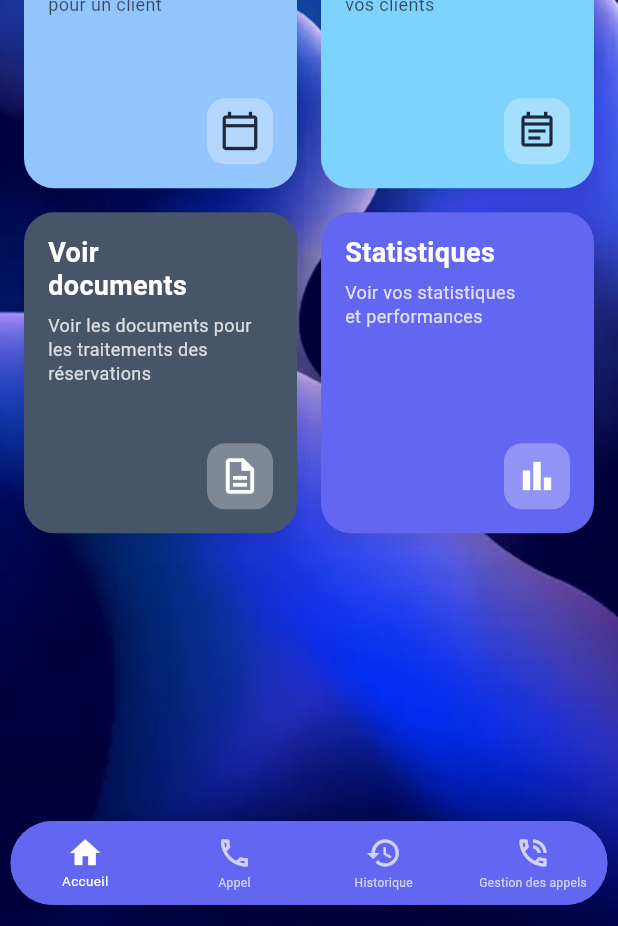
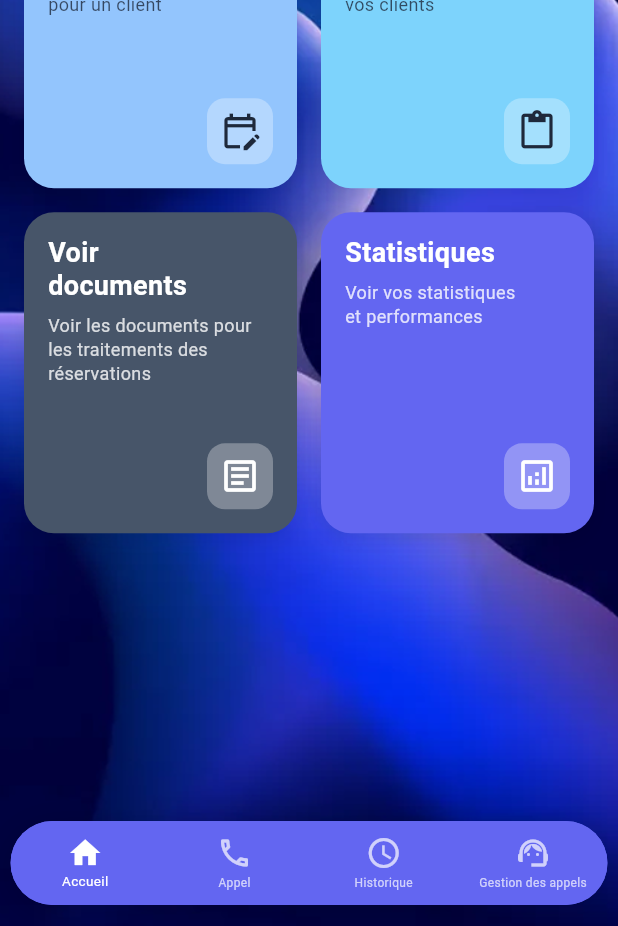
Before and after one commit to Sauzxa/CryptoApp, a Flutter app: the HomePage screen opened directly, after a tap on the "menu" icon, after a tap on the "notifications" icon, on a phone screen of 412 x 824 dp. Shown: the part 307-1233 px from the top of the screen. Run offline on Flutter 3.47's test engine with Material 3 defaults, Android fonts, the phone set to English and light mode, and no system bars; our stand-ins replace permission_handler; missing offline and left inert: call_log.

Commit message:
Routes file with call and home push routes has been added  + call page

```diff
--- a/lib/core/HomePage.dart
+++ b/lib/core/HomePage.dart
@@ -1,4 +1,5 @@
 import 'package:flutter/material.dart';
+import 'package:cryptoimmobilierapp/utils/Routes.dart';
 
 class HomePage extends StatefulWidget {
   const HomePage({Key? key}) : super(key: key);
@@ -11,11 +12,36 @@ class _HomePageState extends State<HomePage> {
   int _selectedIndex = 0;
   final GlobalKey<ScaffoldState> _scaffoldKey = GlobalKey<ScaffoldState>();
 
+  @override
+  void initState() {
+    super.initState();
+    // Reset selected index when page loads
+    _selectedIndex = 0;
+  }
+
   void _onItemTapped(int index) {
+    // If already on home and tapping home, do nothing
+    if (index == 0) {
+      setState(() {
+        _selectedIndex = 0;
+      });
+      return;
+    }
+
     setState(() {
       _selectedIndex = index;
     });
-    // Navigation logic will be added later
+
+    // Navigate based on selected index
+    if (index == 1) {
+      // Navigate to Call page
+      Navigator.pushNamed(context, AppRoutes.call).then((_) {
+        // Reset to home when coming back
+        setState(() {
+          _selectedIndex = 0;
+        });
+      });
+    }
   }
 
   @override
@@ -133,27 +159,27 @@ class _HomePageState extends State<HomePage> {
                       title: 'Réserver un\nrendez-vous',
                       subtitle: 'Prenez un rendez-vous\npour un client',
                       color: const Color(0xFF93C5FD),
-                      icon: Icons.calendar_today_outlined,
+                      icon: Icons.edit_calendar_outlined,
                     ),
                     _buildCard(
                       title: 'Gestion des\nrendez-vous',
                       subtitle: 'Voir les rendez-vous de\nvos clients',
                       color: const Color(0xFF7DD3FC),
-                      icon: Icons.event_note_outlined,
+                      icon: Icons.content_paste_outlined,
                     ),
                     _buildCard(
                       title: 'Voir\ndocuments',
                       subtitle:
                           'Voir les documents pour\nles traitements des\nréservations',
                       color: const Color(0xFF475569),
-                      icon: Icons.description_outlined,
+                      icon: Icons.article_outlined,
                       textColor: Colors.white,
                     ),
                     _buildCard(
                       title: 'Statistiques',
                       subtitle: 'Voir vos statistiques\net performances',
                       color: const Color(0xFF6366F1),
-                      icon: Icons.bar_chart_outlined,
+                      icon: Icons.analytics_outlined,
                       textColor: Colors.white,
                     ),
                   ],
@@ -198,18 +224,18 @@ class _HomePageState extends State<HomePage> {
                     label: 'Accueil',
                   ),
                   BottomNavigationBarItem(
-                    icon: Icon(Icons.phone_outlined),
-                    activeIcon: Icon(Icons.phone),
+                    icon: Icon(Icons.call_outlined),
+                    activeIcon: Icon(Icons.call),
                     label: 'Appel',
                   ),
                   BottomNavigationBarItem(
-                    icon: Icon(Icons.history_outlined),
-                    activeIcon: Icon(Icons.history),
+                    icon: Icon(Icons.schedule_outlined),
+                    activeIcon: Icon(Icons.schedule),
                     label: 'Historique',
                   ),
                   BottomNavigationBarItem(
-                    icon: Icon(Icons.phone_in_talk_outlined),
-                    activeIcon: Icon(Icons.phone_in_talk),
+                    icon: Icon(Icons.support_agent_outlined),
+                    activeIcon: Icon(Icons.support_agent),
                     label: 'Gestion des appels',
                   ),
                 ],
```
Also changed, not shown: lib/core/Call.dart (added, +277 -0 lines).
